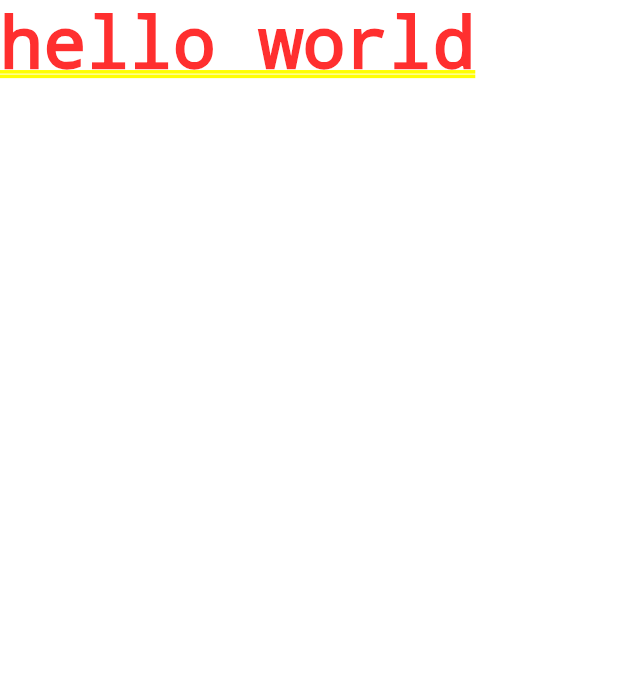
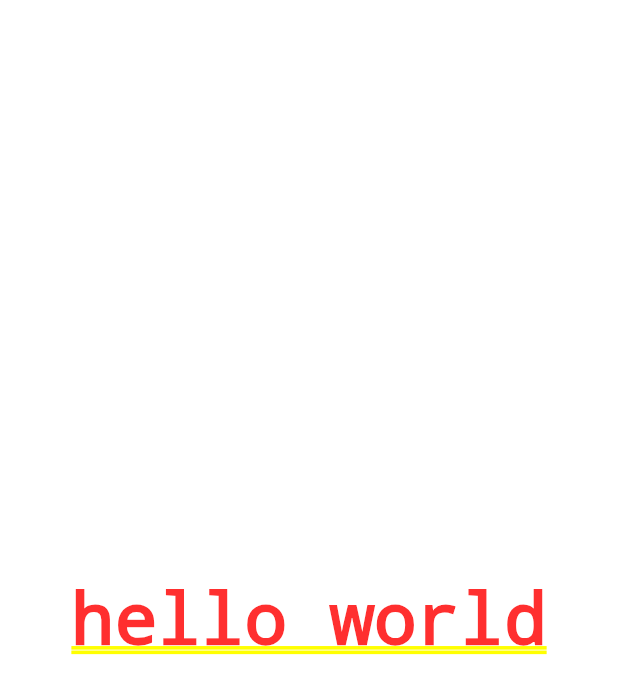
Before and after one commit to OpsonDuran/counter_project, a Flutter app: the screen it shows after launch, on a phone screen of 412 x 824 dp. Shown: the top 694 px of the screen. Run offline on Flutter 3.47's test engine with Material 2 defaults, Android fonts, the phone set to English and light mode, and no system bars.

Commit message:
add center widget for center text in screen

```diff
--- a/lib/main.dart
+++ b/lib/main.dart
@@ -9,7 +9,9 @@ class MyApp extends StatelessWidget{
   @override
   Widget build(BuildContext context) {
     return MaterialApp(
-      home: Text('hello world') ,
+      home: Center(
+        child:Text('hello world')
+        ) ,
     );
   }
 }
```
